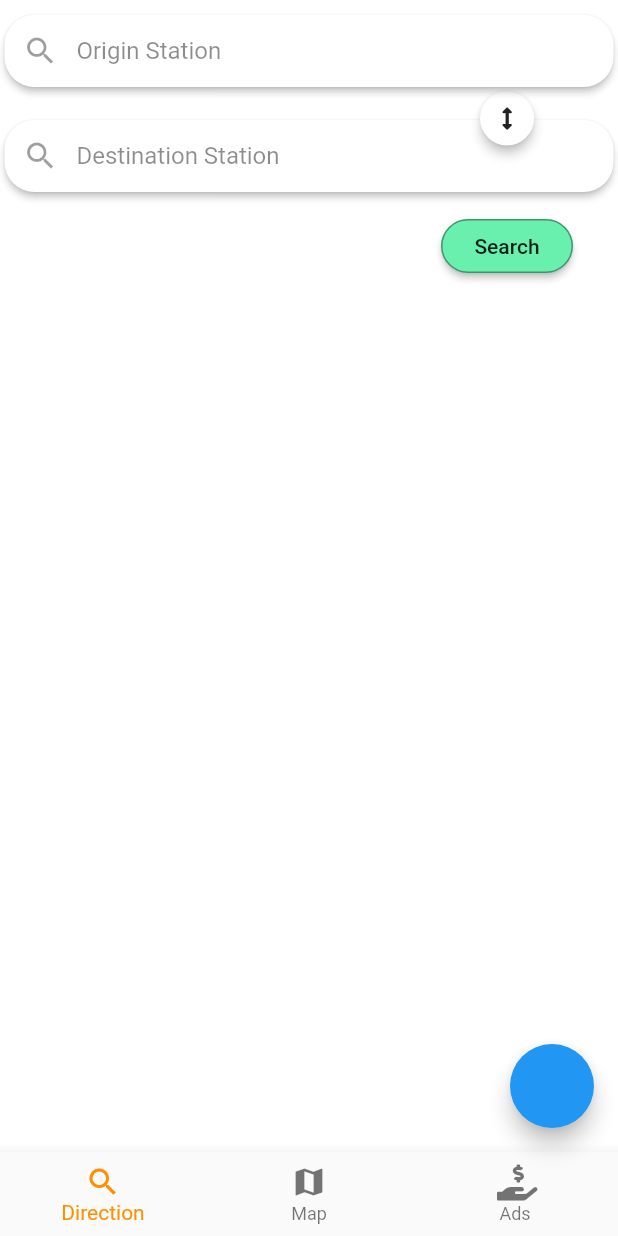
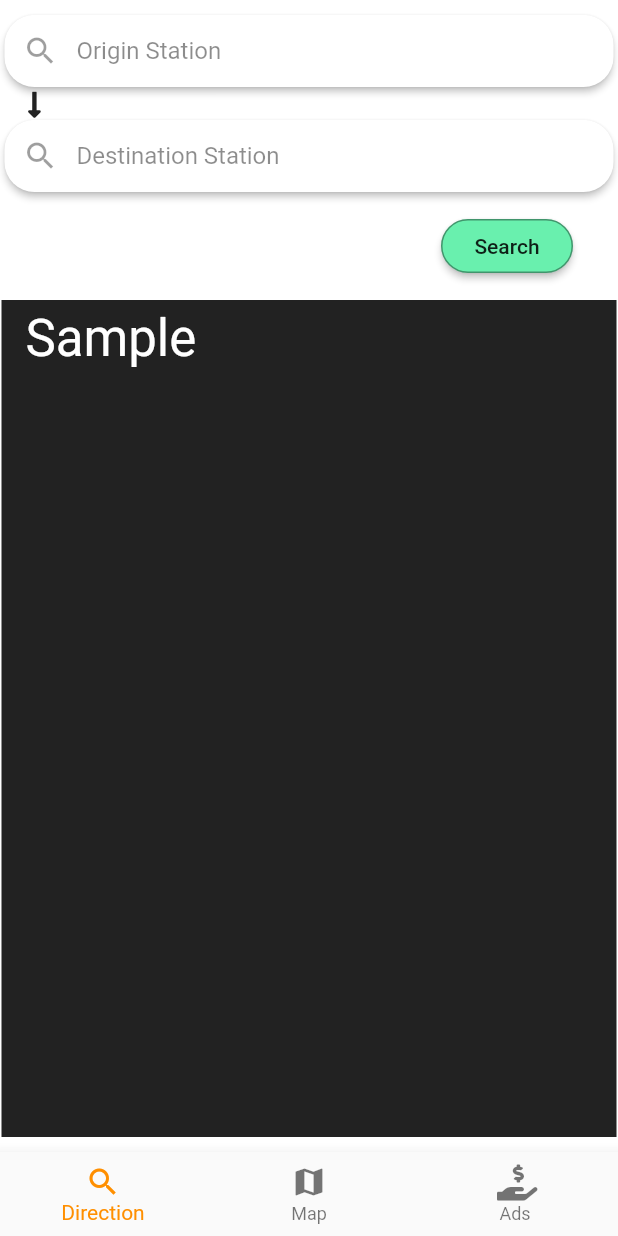
Before and after one commit to itchybumDev/Dublin_Rail_Map, a Flutter app: the screen it shows after launch, on a phone screen of 412 x 824 dp. Run offline on Flutter 3.47's test engine with Material 2 defaults, Android fonts, the phone set to English and light mode, and no system bars; our stand-ins replace font_awesome_flutter, photo_view, rxdart, timeline_tile, timelines; project files that could hold a hidden picture were left out.

Commit message:
Before adding ads

```diff
--- a/lib/main.dart
+++ b/lib/main.dart
@@ -1,13 +1,14 @@
 import 'package:dublin_rail_map/page/MapPage.dart';
 import 'package:dublin_rail_map/page/OverviewPage.dart';
 import 'package:dublin_rail_map/page/SearchPage.dart';
-import 'package:dublin_rail_map/services/DataService.dart';
+import 'package:dublin_rail_map/services/StationNameConst.dart';
 import 'package:flutter/material.dart';
 import 'package:font_awesome_flutter/font_awesome_flutter.dart';
 
 void main() {
   runApp(MaterialApp(
     title: 'Dublin Rail Map',
+    theme: new ThemeData(scaffoldBackgroundColor: backgroundColor),
     home: MyApp(),
   ));
 }
@@ -30,9 +31,11 @@ class _MyAppState extends State<MyApp> {
   static List<Widget> _widgetOptions = <Widget>[
     SearchPage(),
     MapPage(),
-    Text(
-      'Index 2: School',
-      style: optionStyle,
+    Center(
+      child: Text(
+        'Thank you for viewing the ads\n',
+        style: optionStyle,
+      ),
     ),
   ];
 
@@ -51,15 +54,9 @@ class _MyAppState extends State<MyApp> {
   @override
   Widget build(BuildContext context) {
     return Scaffold(
-      backgroundColor: Colors.white,
+      resizeToAvoidBottomInset: false,
       body: SafeArea(
         child: _widgetOptions.elementAt(_selectedIndex),
-      ),
-      floatingActionButton: FloatingActionButton(
-        onPressed: () {
-          Navigator.of(context)
-              .push(MaterialPageRoute(builder: (context) => SummaryTimelineWidget()));
-        },
       ),
       bottomNavigationBar: BottomNavigationBar(
         items: const <BottomNavigationBarItem>[
--- a/lib/page/MapPage.dart
+++ b/lib/page/MapPage.dart
@@ -1,3 +1,4 @@
+import 'package:dublin_rail_map/services/StationNameConst.dart';
 import 'package:flutter/material.dart';
 import 'package:photo_view/photo_view.dart';
 
@@ -9,10 +10,9 @@ class MapPage extends StatelessWidget {
   @override
   Widget build(BuildContext context) {
     return Container(
-        color: Colors.white,
         child: PhotoView(
           backgroundDecoration: new BoxDecoration(
-            color: Colors.white,
+            color: backgroundColor,
           ),
           minScale: 0.3,
           maxScale: 3.0,
--- a/lib/page/SearchPage.dart
+++ b/lib/page/SearchPage.dart
@@ -1,11 +1,7 @@
 import 'package:dublin_rail_map/page/OverviewPage.dart';
-import 'package:dublin_rail_map/page/ResultPage.dart';
 import 'package:dublin_rail_map/page/SearchBar.dart';
-import 'package:dublin_rail_map/services/DataService.dart';
 import 'package:flutter/material.dart';
 import 'package:font_awesome_flutter/font_awesome_flutter.dart';
-
-import '../main.dart';
 
 class SearchPage extends StatefulWidget {
   final callback;
@@ -53,8 +49,30 @@ class _SearchPageState extends State<SearchPage> {
   Widget build(BuildContext context) {
     return Stack(
       children: <Widget>[
-        Container(
-          color: Colors.white,
+        Positioned(
+          top: 200,
+          left: 1,
+          right: 1,
+          bottom: 10,
+          child: Container(
+            color: Colors.black87,
+            child: Column(
+              crossAxisAlignment: CrossAxisAlignment.start,
+              children: <Widget>[
+                Container(
+                  margin: const EdgeInsets.symmetric(
+                      horizontal: 16.0, vertical: 5.0),
+                  child: Text(
+                    "Sample",
+                    style: Theme.of(context)
+                        .textTheme
+                        .headline4
+                        .copyWith(color: Colors.white),
+                  ),
+                )
+              ],
+            ),
+          ),
         ),
         Positioned(
             top: 140,
@@ -77,20 +95,11 @@ class _SearchPageState extends State<SearchPage> {
               hintText: "Destination Station"),
         ),
         Positioned(
-            top: 55,
-            right: 30,
-            child: RawMaterialButton(
-              onPressed: () {
-                print('swapping');
-              },
-              elevation: 3.0,
-              fillColor: Colors.white,
-              child: Icon(
-                FontAwesomeIcons.arrowsAltV,
-                size: 15.0,
-              ),
-              padding: EdgeInsets.all(5.0),
-              shape: CircleBorder(),
+            top: 59,
+            left: 13,
+            child: Icon(
+              FontAwesomeIcons.longArrowAltDown,
+              size: 20.0,
             )),
         Align(
           alignment: Alignment.topCenter,
@@ -99,7 +108,7 @@ class _SearchPageState extends State<SearchPage> {
               overlayBorderRadius: BorderRadius.all(Radius.circular(20)),
               onSearchResultTap: _setOrigin,
               hintText: "Origin Station"),
-        ),
+        )
       ],
     );
   }
--- a/lib/services/StationNameConst.dart
+++ b/lib/services/StationNameConst.dart
@@ -1,3 +1,7 @@
+import 'package:flutter/material.dart';
+
+const backgroundColor = Colors.white;
+
 const STATION_NAMES = [
   'Adamstown',
   'Ardrahan',
```
Also changed, not shown: lib/page/OverviewPage.dart (+35 -13 lines).
